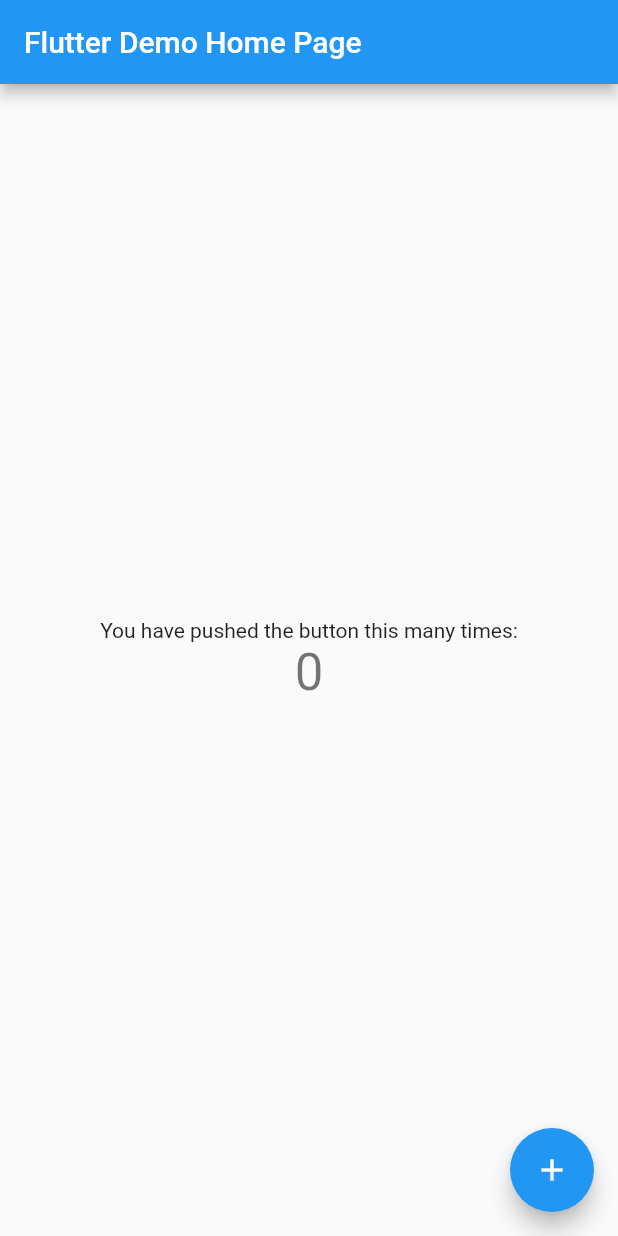
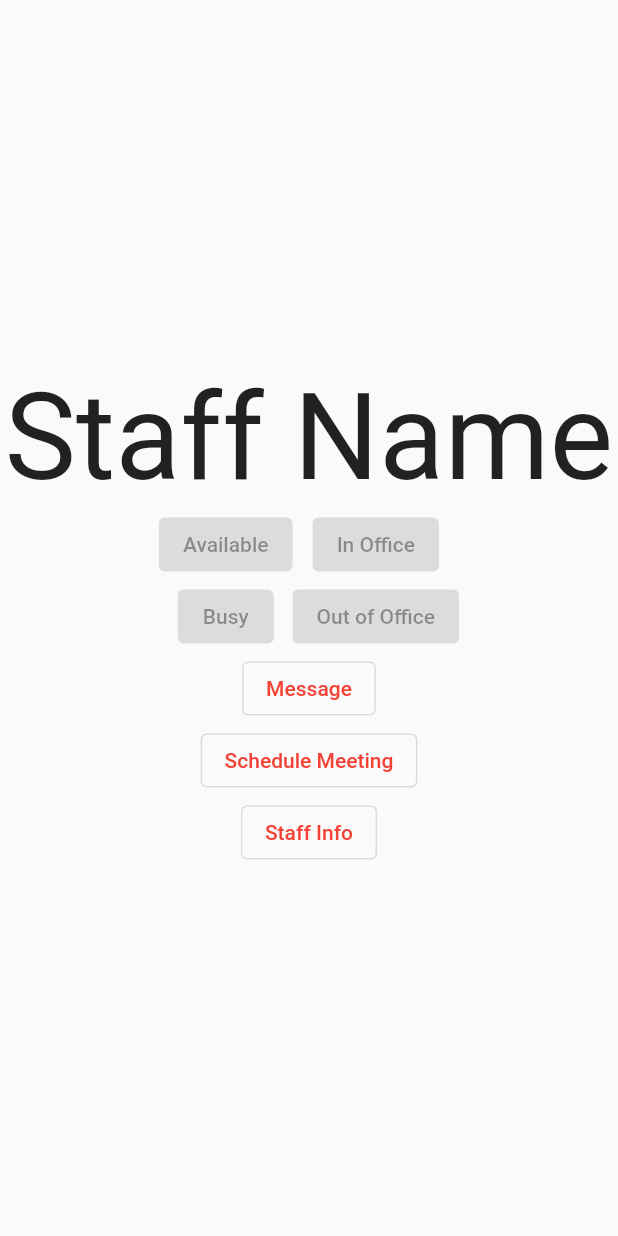
Before and after one commit to KnutSander/DoorSine, a Flutter app: the screen it shows after launch, on a phone screen of 412 x 824 dp. Run offline on Flutter 3.47's test engine with Material 2 defaults, Android fonts, the phone set to English and light mode, and no system bars.

Commit message:
Added all elements from the draft

```diff
--- a/lib/main.dart
+++ b/lib/main.dart
@@ -1,3 +1,7 @@
+/// Created by Knut Sander Lien Blakkestad
+/// Essex Capstone Project 2021/2022
+/// Last updated: 10/10/2021
+
 import 'package:flutter/material.dart';
 
 void main() {
@@ -10,59 +14,85 @@ class MyApp extends StatelessWidget {
   @override
   Widget build(BuildContext context) {
     return MaterialApp(
-      title: 'Flutter Demo',
+      title: 'Capstone Project',
       theme: ThemeData(
-        primarySwatch: Colors.blue,
+        primarySwatch: Colors.red,
       ),
-      home: const MyHomePage(title: 'Flutter Demo Home Page'),
+      home: const HomePage(title: 'Capstone Project'),
     );
   }
 }
 
-class MyHomePage extends StatefulWidget {
-  const MyHomePage({Key? key, required this.title}) : super(key: key);
+class HomePage extends StatefulWidget {
+  const HomePage({Key? key, required this.title}) : super(key: key);
 
   final String title;
 
   @override
-  State<MyHomePage> createState() => _MyHomePageState();
+  State<HomePage> createState() => _HomePageState();
 }
 
-class _MyHomePageState extends State<MyHomePage> {
-  int _counter = 0;
-
-  void _incrementCounter() {
-    setState(() {
-      _counter++;
-    });
-  }
+class _HomePageState extends State<HomePage> {
 
   @override
   Widget build(BuildContext context) {
-
     return Scaffold(
-      appBar: AppBar(
-        title: Text(widget.title),
-      ),
       body: Center(
         child: Column(
           mainAxisAlignment: MainAxisAlignment.center,
           children: <Widget>[
             const Text(
-              'You have pushed the button this many times:',
+              'Staff Name',
+              style: TextStyle(fontSize: 80.0),
             ),
-            Text(
-              '$_counter',
-              style: Theme.of(context).textTheme.headline4,
+            Row( // This row will contain busy/available and in/out of office
+              mainAxisAlignment: MainAxisAlignment.center,
+              children: [
+                Column( // Busy/Available
+                  children: const <Widget>[
+                    ElevatedButton( // Available
+                      onPressed:  null,
+                      child: Text('Available'),
+                    ),
+                    ElevatedButton( // Busy
+                      onPressed: null,
+                      child: Text('Busy'),
+                    ),
+                  ],
+                ),
+                Column( // In/Out of Office
+                  children: const <Widget>[
+                    ElevatedButton( // In Office
+                      onPressed: null,
+                      child: Text('In Office'),
+                    ),
+                    ElevatedButton( // Out of Office
+                      onPressed: null,
+                      child: Text('Out of Office'),
+                    ),
+                  ],
+                ),
+              ],
+            ),
+            Column( // This column will contain the options presented
+              children: <Widget>[
+                OutlinedButton(
+                  onPressed: () {},
+                  child: const Text('Message'),
+                ),
+                OutlinedButton(
+                  onPressed: () {},
+                  child: const Text('Schedule Meeting'),
+                ),
+                OutlinedButton(
+                  onPressed: () {},
+                  child: const Text('Staff Info'),
+                ),
+              ],
             ),
           ],
         ),
       ),
-      floatingActionButton: FloatingActionButton(
-        onPressed: _incrementCounter,
-        tooltip: 'Increment',
-        child: const Icon(Icons.add),
-      ),
     );
   }
 }
```
